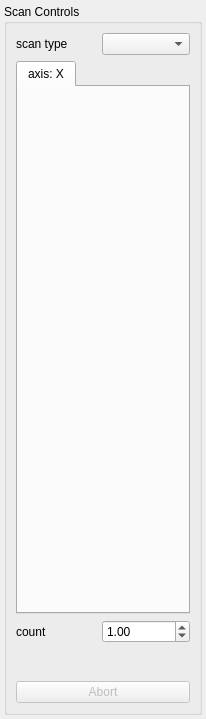
This is spectromicroscopy/smpgui/ui_scancontrols.ui in praxes/praxes as Qt 5 draws it before an edit. The edited form follows.
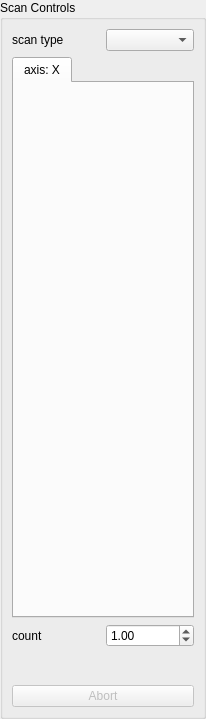
This is the edited form.

Commit message: [svn] fixed fitParam layout issue

The edit to the form file:
```diff
--- a/spectromicroscopy/smpgui/ui_scancontrols.ui
+++ b/spectromicroscopy/smpgui/ui_scancontrols.ui
@@ -26,16 +26,16 @@
   </property>
   <layout class="QGridLayout" >
    <property name="leftMargin" >
-    <number>4</number>
+    <number>0</number>
    </property>
    <property name="topMargin" >
-    <number>4</number>
+    <number>0</number>
    </property>
    <property name="rightMargin" >
-    <number>4</number>
+    <number>0</number>
    </property>
    <property name="bottomMargin" >
-    <number>4</number>
+    <number>0</number>
    </property>
    <item row="0" column="0" >
     <widget class="QGroupBox" name="scanControlsGroupBox" >
```
The commit also changes 3 other files.
